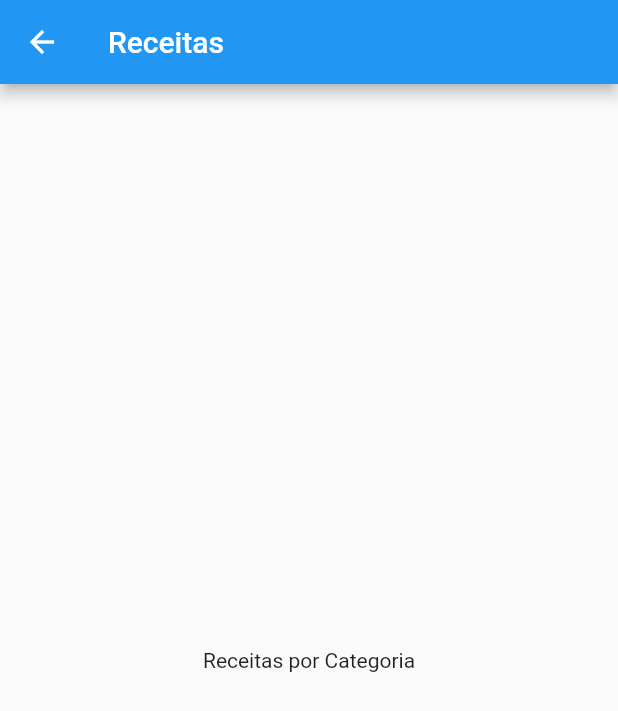
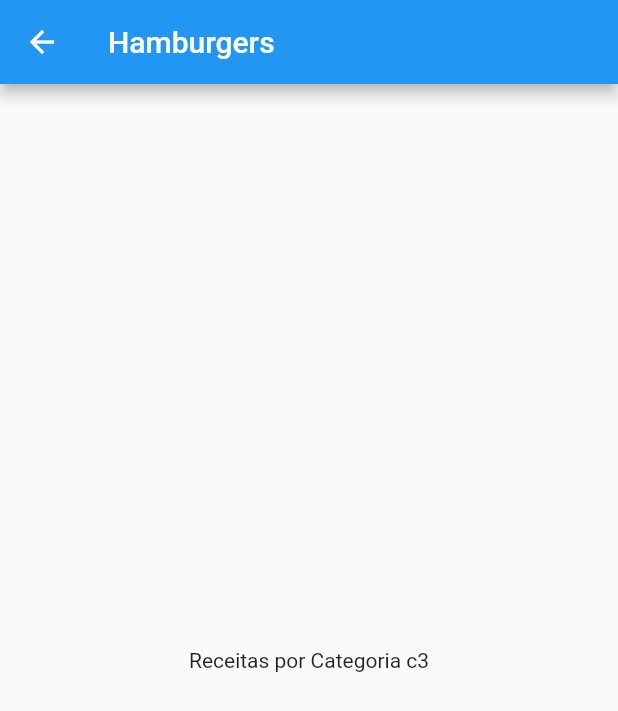
Before and after one commit to MarianaPezzi/DeliMeals, a Flutter app: the screen it shows after launch, after a tap on "Hamburgers", on a phone screen of 412 x 824 dp. Shown: the top 711 px of the screen. Run offline on Flutter 3.47's test engine with Material 2 defaults, Android fonts, the phone set to English and light mode, and no system bars.

```diff
--- a/lib/components/category_item.dart
+++ b/lib/components/category_item.dart
@@ -10,7 +10,7 @@ class CategoryItem extends StatelessWidget {
     Navigator.of(context).push(
       MaterialPageRoute(
         builder: (_) {
-          return CategoriesMealsScreen();
+          return CategoriesMealsScreen(category);
         },
       ),
     );
--- a/lib/screens/categories_meals_screen.dart
+++ b/lib/screens/categories_meals_screen.dart
@@ -1,16 +1,19 @@
 import 'package:flutter/material.dart';
+import '../models/category.dart';
 
 class CategoriesMealsScreen extends StatelessWidget {
-  const CategoriesMealsScreen({super.key});
+  final Category category;
+
+  const CategoriesMealsScreen(this.category);
 
   @override
   Widget build(BuildContext context) {
     return Scaffold(
       appBar: AppBar(
-        title: Text("Receitas"),
+        title: Text(category.title),
       ),
       body: Center(
-        child: Text("Receitas por Categoria"),
+        child: Text("Receitas por Categoria ${category.id}"),
       ),
     );
   }
```
